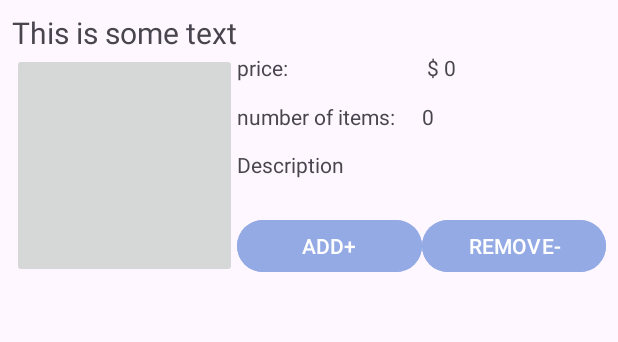
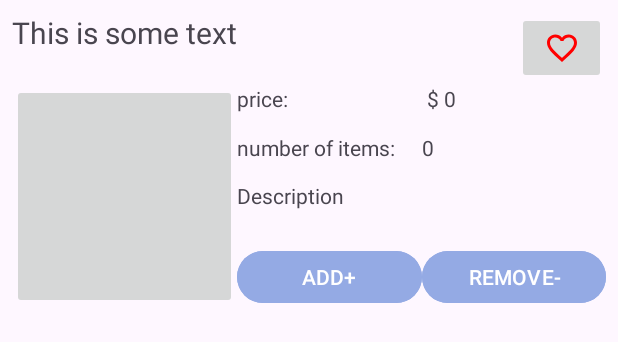
Before and after one commit to TamiMes/androidProject, an Android app: the layout item_layout.xml on its own in the app's theme, with its tools: preview values and no code run, on a phone screen of 412 x 824 dp. Shown: the top 342 px of the screen. Run offline under Robolectric (Android 15) with nearby library versions, the phone set to English and light mode, and no system bars.

Commit message:
Added the favorite option. Need to add the favorite page as well.

```diff
--- /dev/null
+++ b/app/src/main/res/drawable/baseline_favorite_24.xml
@@ -0,0 +1,5 @@
+<vector xmlns:android="http://schemas.android.com/apk/res/android" android:height="24dp" android:tint="#FF0000" android:viewportHeight="24" android:viewportWidth="24" android:width="24dp">
+
+    <path android:fillColor="@android:color/white" android:pathData="M12,21.35l-1.45,-1.32C5.4,15.36 2,12.28 2,8.5 2,5.42 4.42,3 7.5,3c1.74,0 3.41,0.81 4.5,2.09C13.09,3.81 14.76,3 16.5,3 19.58,3 22,5.42 22,8.5c0,3.78 -3.4,6.86 -8.55,11.54L12,21.35z"/>
+
+</vector>
--- /dev/null
+++ b/app/src/main/res/drawable/baseline_favorite_border_24.xml
@@ -0,0 +1,5 @@
+<vector xmlns:android="http://schemas.android.com/apk/res/android" android:height="24dp" android:tint="#FF0000" android:viewportHeight="24" android:viewportWidth="24" android:width="24dp">
+
+    <path android:fillColor="@android:color/white" android:pathData="M16.5,3c-1.74,0 -3.41,0.81 -4.5,2.09C10.91,3.81 9.24,3 7.5,3 4.42,3 2,5.42 2,8.5c0,3.78 3.4,6.86 8.55,11.54L12,21.35l1.45,-1.32C18.6,15.36 22,12.28 22,8.5 22,5.42 19.58,3 16.5,3zM12.1,18.55l-0.1,0.1 -0.1,-0.1C7.14,14.24 4,11.39 4,8.5 4,6.5 5.5,5 7.5,5c1.54,0 3.04,0.99 3.57,2.36h1.87C13.46,5.99 14.96,5 16.5,5c2,0 3.5,1.5 3.5,3.5 0,2.89 -3.14,5.74 -7.9,10.05z"/>
+
+</vector>
--- a/app/src/main/res/layout/item_layout.xml
+++ b/app/src/main/res/layout/item_layout.xml
@@ -2,15 +2,39 @@
 <LinearLayout xmlns:android="http://schemas.android.com/apk/res/android"
     android:layout_width="match_parent"
     android:layout_height="wrap_content"
-    android:orientation="vertical"
-    android:layout_margin="8dp">
+    android:layout_margin="8dp"
+    android:orientation="vertical">
 
-    <TextView
-        android:id="@+id/tvName"
-        android:layout_width="wrap_content"
+    <LinearLayout
+        android:layout_width="match_parent"
         android:layout_height="wrap_content"
-        android:text="This is some text"
-        android:textSize="20sp" />
+        android:gravity="start"
+        android:orientation="horizontal">
+
+        <TextView
+            android:id="@+id/tvName"
+            android:layout_width="wrap_content"
+            android:layout_height="wrap_content"
+            android:layout_gravity="start"
+            android:text="This is some text"
+            android:textSize="20sp" />
+
+        <LinearLayout
+            android:layout_width="match_parent"
+            android:layout_height="wrap_content"
+            android:gravity="end">
+
+            <ImageButton
+                android:id="@+id/ibFavorite"
+                android:layout_width="59dp"
+                android:layout_height="wrap_content"
+                android:layout_gravity="end"
+                android:layout_marginStart="8dp"
+                android:contentDescription="Add to wishlist"
+                android:minHeight="48dp"
+                android:src="@drawable/baseline_favorite_border_24"/>
+        </LinearLayout>
+    </LinearLayout>
 
     <LinearLayout
         android:layout_width="match_parent"
@@ -31,9 +55,9 @@
             <LinearLayout
                 android:layout_width="match_parent"
                 android:layout_height="match_parent"
-                android:orientation="horizontal"
                 android:layout_marginBottom="8dp"
-                android:layout_weight="1.1">
+                android:layout_weight="1.1"
+                android:orientation="horizontal">
 
                 <TextView
                     android:layout_width="match_parent"
@@ -52,9 +76,9 @@
             <LinearLayout
                 android:layout_width="match_parent"
                 android:layout_height="match_parent"
-                android:orientation="horizontal"
                 android:layout_marginBottom="8dp"
-                android:layout_weight="1.1">
+                android:layout_weight="1.1"
+                android:orientation="horizontal">
 
                 <TextView
                     android:layout_width="match_parent"
@@ -74,35 +98,35 @@
                 android:id="@+id/tvItemDesc"
                 android:layout_width="match_parent"
                 android:layout_height="match_parent"
-                android:text="Description"
+                android:layout_weight="1"
                 android:lines="4"
-                android:scrollbars = "vertical"
-                android:layout_weight="1"/>
+                android:scrollbars="vertical"
+                android:text="Description" />
 
             <LinearLayout
                 android:layout_width="match_parent"
                 android:layout_height="match_parent"
-                android:orientation="horizontal"
-                android:layout_weight="1">
+                android:layout_weight="1"
+                android:orientation="horizontal">
 
                 <Button
                     android:id="@+id/btnAdd"
                     android:layout_width="match_parent"
-                    android:layout_height="match_parent"
-                    android:minHeight="50dp"
-                    android:minWidth="50dp"
+                    android:layout_height="wrap_content"
                     android:layout_weight="1"
                     android:backgroundTint="@color/material_dynamic_primary70"
+                    android:minWidth="50dp"
+                    android:minHeight="50dp"
                     android:text="ADD+" />
 
                 <Button
                     android:id="@+id/btnRemove"
                     android:layout_width="match_parent"
-                    android:layout_height="match_parent"
-                    android:minHeight="50dp"
-                    android:minWidth="50dp"
+                    android:layout_height="wrap_content"
                     android:layout_weight="1"
                     android:backgroundTint="@color/material_dynamic_primary70"
+                    android:minWidth="50dp"
+                    android:minHeight="50dp"
                     android:text="REMOVE-" />
             </LinearLayout>
         </LinearLayout>
```
Also changed, not shown: app/src/main/java/Ui/Cart.java (+17 -1 lines), app/src/main/java/Ui/Item.java (+11 -1 lines), app/src/main/java/Ui/ItemAdapter.java (+11 -2 lines), app/src/main/java/com/example/androidproject_tamara_hen/Fragments/UserPage.java (+14 -4 lines), app/src/main/java/com/example/androidproject_tamara_hen/Fragments/myCart.java (+30 -13 lines).
